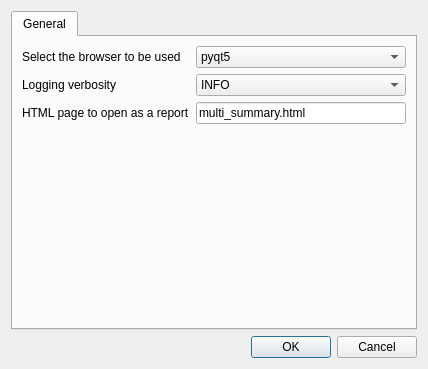
Above: sequana/gui/preferences.ui from vladsaveliev/sequana before the change. Below: the same form after it.
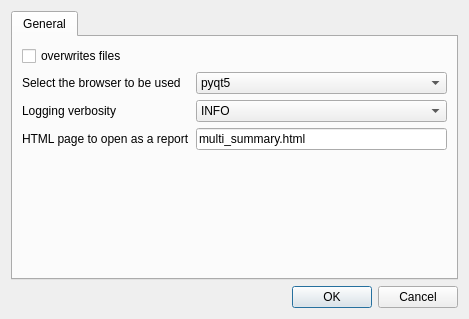
That is the form after the change.

Diff of the .ui file:
```diff
--- a/sequana/gui/preferences.ui
+++ b/sequana/gui/preferences.ui
@@ -6,8 +6,8 @@
    <rect>
     <x>0</x>
     <y>0</y>
-    <width>428</width>
-    <height>369</height>
+    <width>469</width>
+    <height>319</height>
    </rect>
   </property>
   <property name="windowTitle">
@@ -43,14 +43,14 @@
            <property name="fieldGrowthPolicy">
             <enum>QFormLayout::AllNonFixedFieldsGrow</enum>
            </property>
-           <item row="0" column="0">
+           <item row="1" column="0">
             <widget class="QLabel" name="label">
              <property name="text">
               <string>Select the browser to be used</string>
              </property>
             </widget>
            </item>
-           <item row="0" column="1">
+           <item row="1" column="1">
             <widget class="QComboBox" name="preferences_options_general_browser_value">
              <item>
               <property name="text">
@@ -69,14 +69,14 @@
              </item>
             </widget>
            </item>
-           <item row="1" column="0">
+           <item row="2" column="0">
             <widget class="QLabel" name="label_3">
              <property name="text">
               <string>Logging verbosity</string>
              </property>
             </widget>
            </item>
-           <item row="1" column="1">
+           <item row="2" column="1">
             <widget class="QComboBox" name="preferences_options_general_logging_value">
              <property name="currentIndex">
               <number>1</number>
@@ -108,20 +108,30 @@
              </item>
             </widget>
            </item>
-           <item row="2" column="0">
+           <item row="3" column="0">
             <widget class="QLabel" name="label_4">
              <property name="text">
               <string>HTML page to open as a report</string>
              </property>
             </widget>
            </item>
-           <item row="2" column="1">
+           <item row="3" column="1">
             <widget class="QLineEdit" name="preferences_options_general_htmlpage_value">
              <property name="text">
               <string>multi_summary.html</string>
              </property>
             </widget>
            </item>
+           <item row="0" column="0">
+            <widget class="QCheckBox" name="preferences_options_general_overwrite_value">
+             <property name="toolTip">
+              <string>&lt;html&gt;&lt;head/&gt;&lt;body&gt;&lt;p&gt;The config file and the snakefile are copied in the working directory when the SAVE button is pressed. If the files exist already, a dialog ask a confirmation. You can&lt;/p&gt;&lt;p&gt;force the copy by checking this box. &lt;/p&gt;&lt;/body&gt;&lt;/html&gt;</string>
+             </property>
+             <property name="text">
+              <string>overwrites files</string>
+             </property>
+            </widget>
+           </item>
           </layout>
          </item>
         </layout>
```
